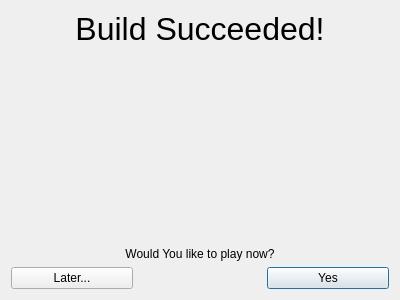
Before: the Qt Designer form SM64LinuxLauncher-qt/launcher/res/ui/succeeded.ui in ezntek/SM64LinuxLauncher-qt, drawn with Qt 5.
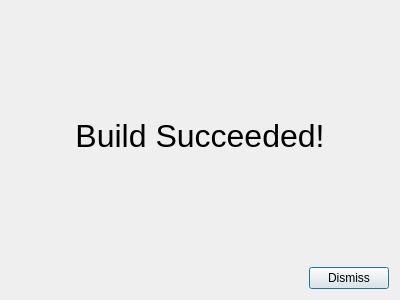
After: the same form once the commit is applied.

What changed in the file:
```diff
--- a/SM64LinuxLauncher-qt/launcher/res/ui/succeeded.ui
+++ b/SM64LinuxLauncher-qt/launcher/res/ui/succeeded.ui
@@ -14,14 +14,20 @@
    <string>Build Suceeded!</string>
   </property>
   <layout class="QGridLayout" name="gridLayout">
-   <item row="3" column="2">
-    <widget class="QPushButton" name="pushButton_2">
-     <property name="text">
-      <string>Yes</string>
+   <item row="1" column="0">
+    <spacer name="horizontalSpacer">
+     <property name="orientation">
+      <enum>Qt::Horizontal</enum>
      </property>
-    </widget>
+     <property name="sizeHint" stdset="0">
+      <size>
+       <width>40</width>
+       <height>20</height>
+      </size>
+     </property>
+    </spacer>
    </item>
-   <item row="0" column="0" colspan="3">
+   <item row="0" column="0" colspan="2">
     <widget class="QLabel" name="l_succeeded">
      <property name="font">
       <font>
@@ -36,33 +42,10 @@
      </property>
     </widget>
    </item>
-   <item row="2" column="0" colspan="3">
-    <widget class="QLabel" name="l_playnow">
-     <property name="text">
-      <string>Would You like to play now?</string>
-     </property>
-     <property name="alignment">
-      <set>Qt::AlignCenter</set>
-     </property>
-    </widget>
-   </item>
    <item row="1" column="1">
-    <spacer name="verticalSpacer">
-     <property name="orientation">
-      <enum>Qt::Vertical</enum>
-     </property>
-     <property name="sizeHint" stdset="0">
-      <size>
-       <width>20</width>
-       <height>40</height>
-      </size>
-     </property>
-    </spacer>
-   </item>
-   <item row="3" column="0">
-    <widget class="QPushButton" name="later_button">
+    <widget class="QPushButton" name="pushButton_2">
      <property name="text">
-      <string>Later...</string>
+      <string>Dismiss</string>
      </property>
     </widget>
    </item>
```
Left out of the diff: 31 changed lines with no effect on the pictures.
